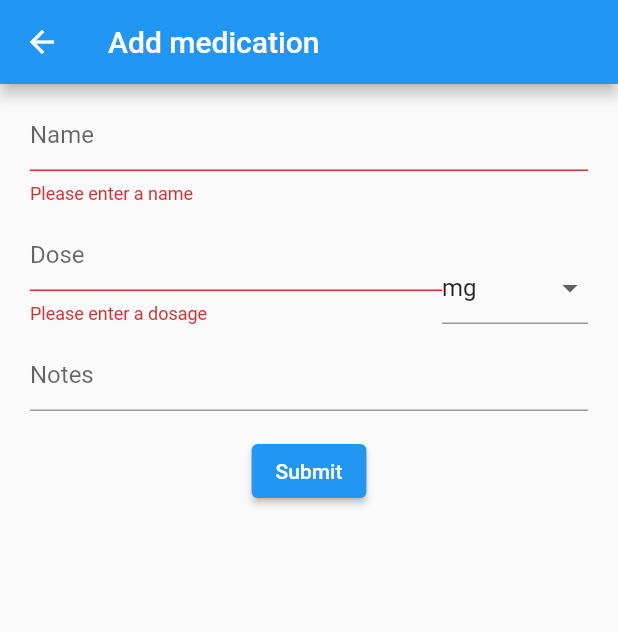
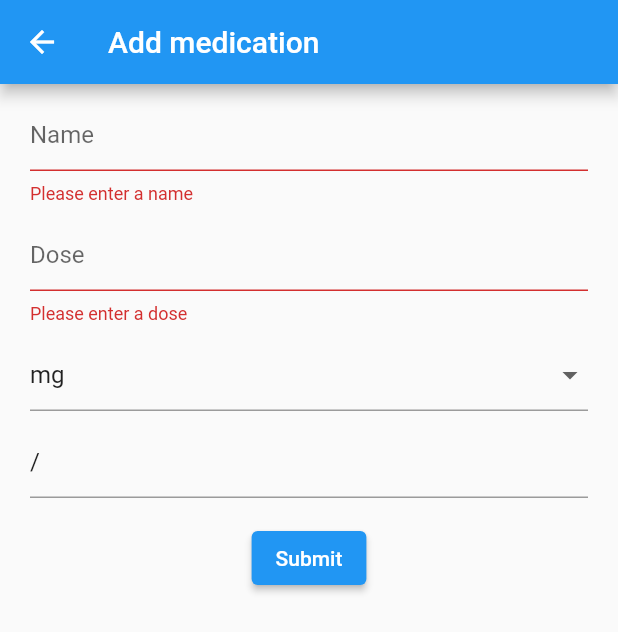
Before and after one commit to Jeydolen/TakeYourMeds, a Flutter app: the AddMedPage screen opened by its route, after a tap on "Submit", on a phone screen of 412 x 824 dp. Shown: the top 632 px of the screen. Run offline on Flutter 3.47's test engine with Material 2 defaults, Android fonts, the phone set to English and light mode, and no system bars; our stand-ins replace share_plus, table_calendar.

Commit message:
Added enum instead of string constants Added form generation

```diff
--- a/lib/common/medication.dart
+++ b/lib/common/medication.dart
@@ -1,5 +1,19 @@
+import 'package:flutter/services.dart';
+
+enum Field {
+  name(string: "name", inputType: TextInputType.text),
+  dose(string: "dose", inputType: TextInputType.number),
+  unit(string: "unit", inputType: TextInputType.text),
+  notes(string: "notes", inputType: TextInputType.text);
+
+  const Field({required this.string, required this.inputType});
+  final String string;
+  final TextInputType inputType;
+}
+
 class Medication {
-  static final List<String> keys = ["name", "dose", "unit", "notes"];
+  static final List<String> keys = Field.values.map((e) => e.string).toList();
+
   final String name;
   final String dose;
   final String unit;
--- a/lib/common/utils.dart
+++ b/lib/common/utils.dart
@@ -1,10 +1,9 @@
-import 'package:flutter/material.dart';
+//import 'package:flutter/material.dart';
 
-class Utils {
-  static Future<bool?> dialogBuilder(BuildContext context, AlertDialog dialog) {
-    return showDialog<bool>(
-      context: context,
-      builder: (BuildContext context) => dialog,
-    );
+extension StringExtension on String {
+  String capitalize() {
+    return "${this[0].toUpperCase()}${substring(1).toLowerCase()}";
   }
 }
+
+class Utils {}
--- a/lib/pages/add_med.dart
+++ b/lib/pages/add_med.dart
@@ -1,13 +1,29 @@
 import 'dart:convert';
 
-import 'package:take_your_meds/common/medication.dart';
 import 'package:uuid/uuid.dart';
 import 'package:flutter/material.dart';
 import 'package:flutter/services.dart';
 
+import 'package:take_your_meds/common/utils.dart';
+import 'package:take_your_meds/common/medication.dart';
 import 'package:take_your_meds/common/file_handler.dart';
 
-const List<String> units = ["mg", "g", "ml", "cl", "l", "drops", "occur."];
+enum Unit {
+  mg(string: "mg"),
+  g(string: "g"),
+  ml(string: "ml"),
+  cl(string: "cl"),
+  l(string: "l"),
+  drops(string: "drops"),
+  occur(string: "occur.");
+
+  const Unit({required this.string});
+  final String string;
+
+  List<String> toList() {
+    return Unit.values.map((e) => e.string).toList();
+  }
+}
 
 class AddMedPage extends StatefulWidget {
   const AddMedPage({Key? key}) : super(key: key);
@@ -17,7 +33,7 @@ class AddMedPage extends StatefulWidget {
 }
 
 class AddMedPageState extends State<AddMedPage> {
-  String dropdownValue = units.first;
+  String dropdownValue = Unit.values.first.string;
   final GlobalKey<FormState> _formKey = GlobalKey<FormState>();
   final Map<String, dynamic> formData = {};
 
@@ -34,8 +50,53 @@ class AddMedPageState extends State<AddMedPage> {
       const Uuid().v4(),
     );
     currMeds.add(med.toJson());
-    FileHandler.writeContent("meds", jsonEncode(currMeds));
+    await FileHandler.writeContent("meds", jsonEncode(currMeds));
+    // ignore: use_build_context_synchronously
     Navigator.pop(context, currMeds);
+  }
+
+  List genFormFields() {
+    List formFields = [];
+    for (Field f in Field.values) {
+      String field = f.string;
+      formFields.add(const SizedBox(height: 10));
+
+      Widget formField;
+      if (field != "unit") {
+        formField = TextFormField(
+          initialValue: field == "notes" ? "/" : null,
+          keyboardType: f.inputType,
+          decoration: InputDecoration(hintText: field.capitalize()),
+          validator: (String? value) =>
+              (value == null || value.isEmpty) ? 'Please enter a $field' : null,
+          inputFormatters: f.inputType == TextInputType.number
+              ? <TextInputFormatter>[
+                  FilteringTextInputFormatter.allow(RegExp(r'[0-9]'))
+                ]
+              : null,
+          onSaved: (String? value) {
+            formData[field] = value;
+          },
+        );
+      } else {
+        formField = DropdownButtonFormField(
+          isDense: false,
+          decoration: const InputDecoration(contentPadding: EdgeInsets.zero),
+          value: dropdownValue,
+          items: Unit.values
+              .map((e) => e.string)
+              .map((String v) => DropdownMenuItem(value: v, child: Text(v)))
+              .toList(),
+          onChanged: (String? value) {
+            setState(() {
+              dropdownValue = value!;
+            });
+          },
+        );
+      }
+      formFields.add(formField);
+    }
+    return formFields;
   }
 
   @override
@@ -51,74 +112,8 @@ class AddMedPageState extends State<AddMedPage> {
               child: Padding(
                 padding: const EdgeInsets.symmetric(horizontal: 20),
                 child: Column(
-                  children: <Widget>[
-                    const SizedBox(height: 10),
-                    TextFormField(
-                      keyboardType: TextInputType.text,
-                      decoration: const InputDecoration(hintText: 'Name'),
-                      validator: (String? value) {
-                        if (value == null || value.isEmpty) {
-                          return 'Please enter a name';
-                        }
-                        return null;
-                      },
-                      onSaved: (String? value) {
-                        formData['name'] = value;
-                      },
-                    ),
-                    const SizedBox(height: 10),
-                    Row(
-                      crossAxisAlignment: CrossAxisAlignment.end,
-                      children: [
-                        SizedBox(
-                          width: MediaQuery.of(context).size.width / 1.5,
-                          child: TextFormField(
-                            keyboardType: TextInputType.number,
-                            decoration: const InputDecoration(hintText: 'Dose'),
-                            inputFormatters: <TextInputFormatter>[
-                              FilteringTextInputFormatter.allow(
-                                  RegExp(r'[0-9]'))
-                            ],
-                            validator: (String? value) {
-                              if (value == null || value.isEmpty) {
-                                return 'Please enter a dosage';
-                              }
-                              return null;
-                            },
-                            onSaved: (String? value) {
-                              formData['dose'] = value;
-                            },
-                          ),
-                        ),
-                        Expanded(
-                            child: DropdownButtonFormField(
-                          isDense: false,
-                          decoration: const InputDecoration(
-                              contentPadding: EdgeInsets.zero),
-                          value: dropdownValue,
-                          items: units
-                              .map<DropdownMenuItem<String>>((String value) =>
-                                  DropdownMenuItem<String>(
-                                      value: value, child: Text(value)))
-                              .toList(),
-                          onChanged: (String? value) {
-                            setState(() {
-                              dropdownValue = value!;
-                            });
-                          },
-                        )),
-                      ],
-                    ),
-                    const SizedBox(height: 10),
-                    TextFormField(
-                      keyboardType: TextInputType.text,
-                      decoration: const InputDecoration(
-                        hintText: 'Notes',
-                      ),
-                      onSaved: (String? value) {
-                        formData['notes'] = value;
-                      },
-                    ),
+                  children: [
+                    ...genFormFields(),
                     Padding(
                       padding: const EdgeInsets.symmetric(vertical: 16.0),
                       child: ElevatedButton(
--- a/lib/widgets/meds_list.dart
+++ b/lib/widgets/meds_list.dart
@@ -1,9 +1,7 @@
 import 'dart:convert';
 
 import 'package:flutter/material.dart';
-import 'package:take_your_meds/common/utils.dart';
-
-import '../common/file_handler.dart';
+import 'package:take_your_meds/common/file_handler.dart';
 
 class MedsList extends StatefulWidget {
   final List<dynamic> json;
@@ -95,7 +93,10 @@ class MedsListState extends State<MedsList> {
       ],
     );
 
-    bool? doRemove = await Utils.dialogBuilder(context, dialog);
+    bool? doRemove = await showDialog<bool>(
+      context: context,
+      builder: (BuildContext context) => dialog,
+    );
 
     if (doRemove == true) {
       removeMed(element);
--- a/pubspec.yaml
+++ b/pubspec.yaml
@@ -15,10 +15,10 @@ publish_to: 'none' # Remove this line if you wish to publish to pub.dev
 # In iOS, build-name is used as CFBundleShortVersionString while build-number used as CFBundleVersion.
 # Read more about iOS versioning at
 # https://developer.apple.com/library/archive/documentation/General/Reference/InfoPlistKeyReference/Articles/CoreFoundationKeys.html
-version: 1.3.4+1
+version: 1.3.5+1
 
 environment:
-  sdk: ">=2.12.0 <3.3.3"
+  sdk: ">=2.17.0 <3.3.3"
 
 # Dependencies specify other packages that your package needs in order to work.
 # To automatically upgrade your package dependencies to the latest versions
```
